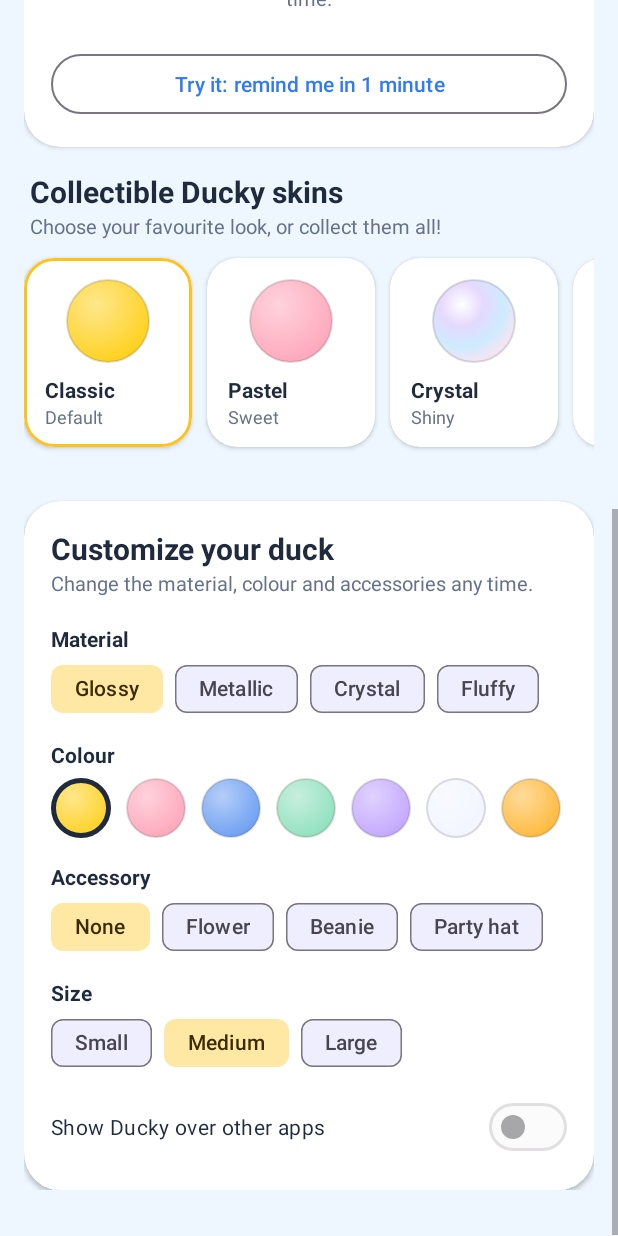
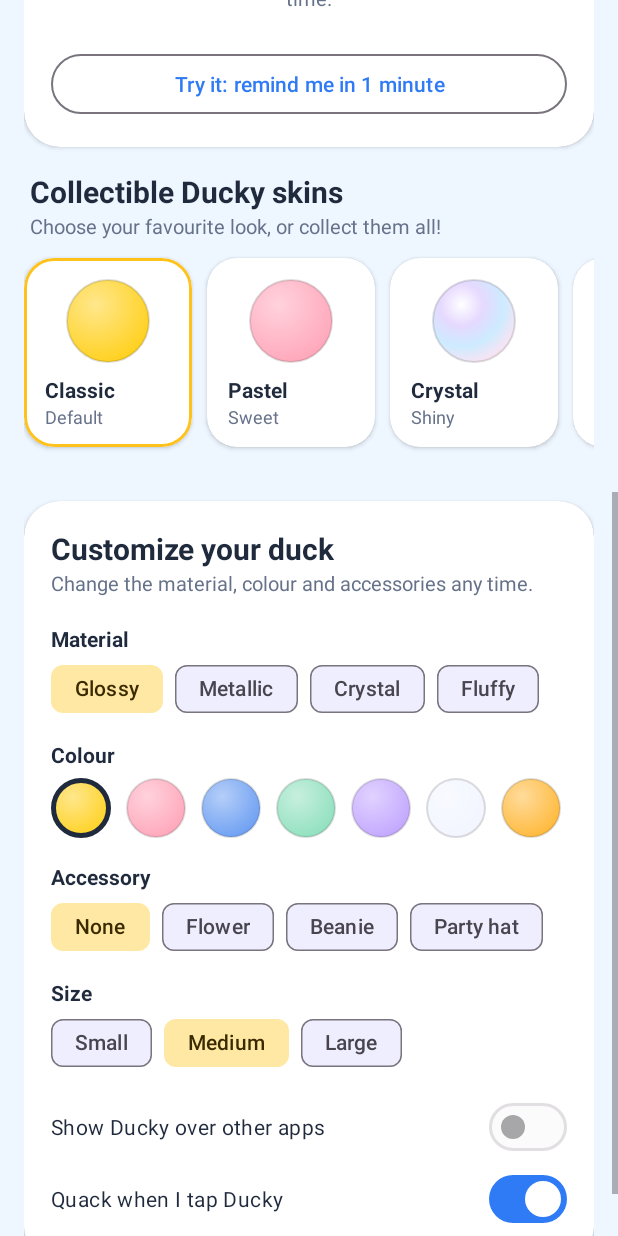
Before and after one commit to magnunopus7-cyber/reminder-ducky, an Android app: the screen it shows after launch (MainActivity), scrolled down 576 dp, on a phone screen of 412 x 824 dp. Run offline under Robolectric (Android 15) with nearby library versions, the phone set to English and light mode, and no system bars.

Commit message:
Ducky quacks: quack sound for reminders and taps
Reminders use a new notification channel with a synthesized quack (the old
default-sound channel is removed), Ducky quacks softly when tapped, and a
switch turns the tap quack off.

Co-Authored-By: Claude Opus 5.5 (1M context) <noreply@anthropic.com>
Claude-Session: https://claude.ai/code/session_01RVCFduhiL9S1EcWF7mL4qc

```diff
--- a/app/src/main/java/app/reminderducky/DuckApp.kt
+++ b/app/src/main/java/app/reminderducky/DuckApp.kt
@@ -3,6 +3,8 @@ package app.reminderducky
 import android.app.Application
 import android.app.NotificationChannel
 import android.app.NotificationManager
+import android.media.AudioAttributes
+import android.net.Uri
 
 class DuckApp : Application() {
     override fun onCreate() {
@@ -10,10 +12,20 @@ class DuckApp : Application() {
         val nm = getSystemService(NotificationManager::class.java)
         nm.createNotificationChannel(
             NotificationChannel(CHANNEL_REMINDERS, "Reminders", NotificationManager.IMPORTANCE_HIGH).apply {
-                description = "Your reminders when they are due"
+                description = "Your reminders when they are due, with a quack"
                 enableVibration(true)
+                setSound(
+                    quackUri(this@DuckApp),
+                    AudioAttributes.Builder()
+                        .setUsage(AudioAttributes.USAGE_NOTIFICATION)
+                        .setContentType(AudioAttributes.CONTENT_TYPE_SONIFICATION)
+                        .build()
+                )
             }
         )
+        // Android never changes a channel's sound after creation, so the
+        // first version's channel (default sound) is replaced.
+        nm.deleteNotificationChannel("reminders")
         nm.createNotificationChannel(
             NotificationChannel(CHANNEL_DUCK, "Floating duck", NotificationManager.IMPORTANCE_MIN).apply {
                 description = "Android requires this while the duck is on screen. You can hide it."
@@ -23,7 +35,10 @@ class DuckApp : Application() {
     }
 
     companion object {
-        const val CHANNEL_REMINDERS = "reminders"
+        fun quackUri(context: android.content.Context): Uri =
+            Uri.parse("android.resource://${context.packageName}/${R.raw.quack}")
+
+        const val CHANNEL_REMINDERS = "reminders_quack"
         const val CHANNEL_DUCK = "duck"
     }
 }
--- a/app/src/main/java/app/reminderducky/DuckService.kt
+++ b/app/src/main/java/app/reminderducky/DuckService.kt
@@ -237,6 +237,7 @@ class DuckService : Service() {
     private fun onDuckTapped() {
         duckView?.renderer?.squash()
         if (alertQueue.isEmpty()) duckView?.renderer?.react(Mood.HAPPY, 1.6f)
+        if (prefs.tapQuack) Quack.play(this, 0.6f)
         showMenu()
     }
 
@@ -395,6 +396,8 @@ class DuckService : Service() {
         if (duckRoot == null) return
         if (!alertQueue.contains(id)) alertQueue.addLast(id)
         duckView?.renderer?.react(Mood.SURPRISED, 1.2f)
+        // The notification quacks; if notifications are off, Ducky quacks itself.
+        if (!androidx.core.app.NotificationManagerCompat.from(this).areNotificationsEnabled()) Quack.play(this, 1f)
         setWobbling(true)
         handler.removeCallbacks(calmDown)
         handler.postDelayed(calmDown, WOBBLE_MILLIS)
--- a/app/src/main/java/app/reminderducky/MainActivity.kt
+++ b/app/src/main/java/app/reminderducky/MainActivity.kt
@@ -68,6 +68,7 @@ class MainActivity : AppCompatActivity() {
             .addView(preview, FrameLayout.LayoutParams(FrameLayout.LayoutParams.MATCH_PARENT, FrameLayout.LayoutParams.MATCH_PARENT))
         preview.setOnClickListener {
             preview.renderer.squash()
+            if (prefs.tapQuack) Quack.play(this, 0.6f)
             preview.renderer.react(listOf(Mood.HAPPY, Mood.EXCITED, Mood.SURPRISED, Mood.SLEEPY).random(), 2f)
         }
 
@@ -84,6 +85,13 @@ class MainActivity : AppCompatActivity() {
         }
         findViewById<View>(R.id.btnBattery).setOnClickListener { askIgnoreBatteryOptimizations() }
 
+        findViewById<MaterialSwitch>(R.id.switchQuack).apply {
+            isChecked = prefs.tapQuack
+            setOnCheckedChangeListener { _, checked ->
+                prefs.tapQuack = checked
+                if (checked) Quack.play(this@MainActivity, 0.6f)
+            }
+        }
         findViewById<MaterialSwitch>(R.id.switchDuck).setOnCheckedChangeListener { v, checked ->
             if (!v.isPressed) return@setOnCheckedChangeListener
             prefs.showDuck = checked
--- a/app/src/main/java/app/reminderducky/Prefs.kt
+++ b/app/src/main/java/app/reminderducky/Prefs.kt
@@ -9,6 +9,11 @@ class Prefs(context: Context) {
     var showDuck: Boolean
         get() = sp.getBoolean("show_duck", true)
         set(v) = sp.edit().putBoolean("show_duck", v).apply()
+
+    /** Quack when Ducky is tapped. */
+    var tapQuack: Boolean
+        get() = sp.getBoolean("tap_quack", true)
+        set(v) = sp.edit().putBoolean("tap_quack", v).apply()
 
     var look: DuckLook
         get() = DuckLook(
--- a/app/src/main/res/layout/activity_main.xml
+++ b/app/src/main/res/layout/activity_main.xml
@@ -296,6 +296,13 @@
                         android:layout_marginTop="8dp"
                         android:text="Show Ducky over other apps"
                         android:textColor="@color/ink" />
+
+                    <com.google.android.material.materialswitch.MaterialSwitch
+                        android:id="@+id/switchQuack"
+                        android:layout_width="match_parent"
+                        android:layout_height="wrap_content"
+                        android:text="Quack when I tap Ducky"
+                        android:textColor="@color/ink" />
                 </LinearLayout>
             </com.google.android.material.card.MaterialCardView>
         </LinearLayout>
```
Also changed, not shown: app/src/main/java/app/reminderducky/Quack.kt (added, +34 -0 lines), 1 other file.
